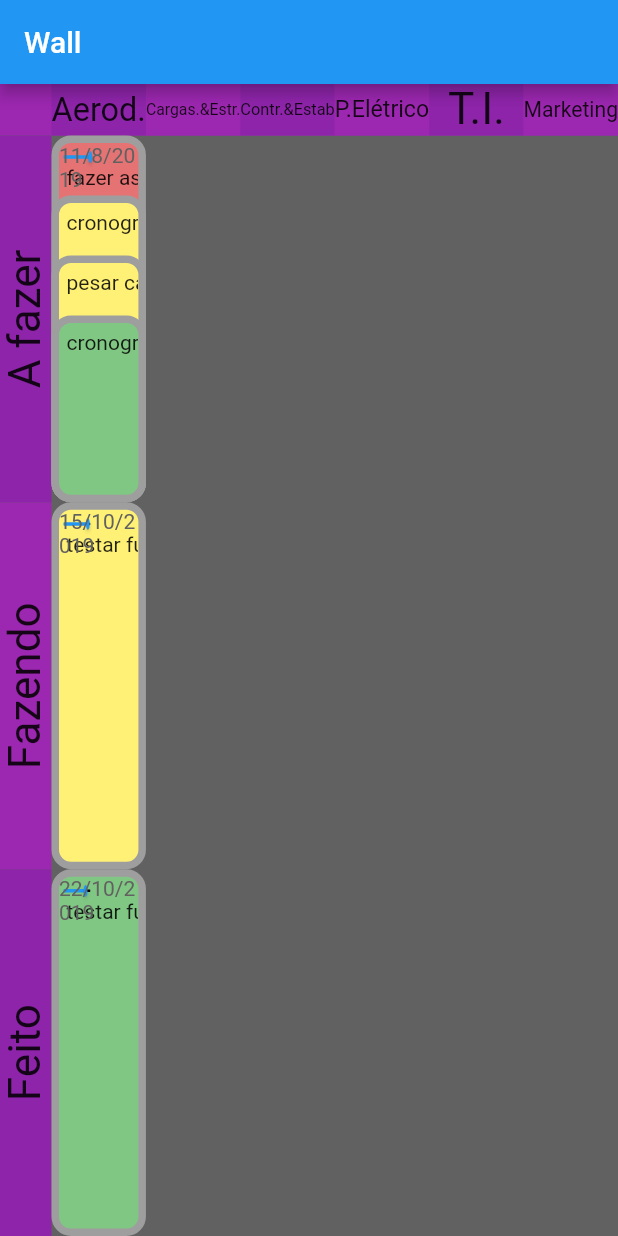
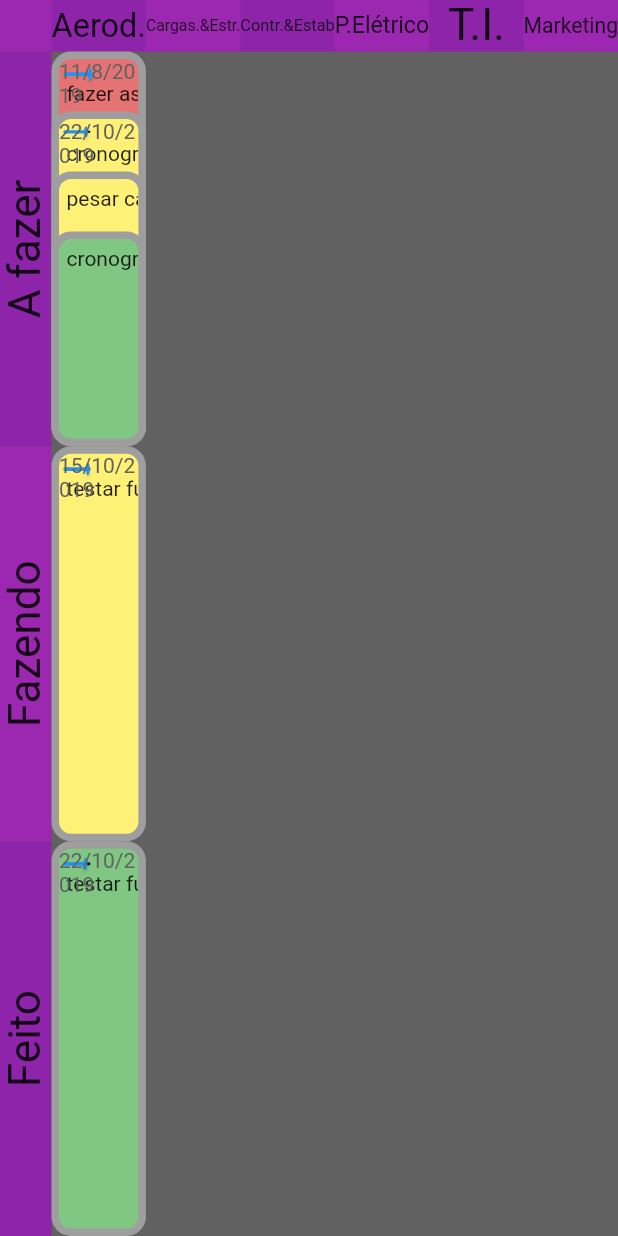
Before and after one commit to CabraKill/desktopPostit, a Flutter app: the screen it shows after launch, on a phone screen of 412 x 824 dp. Run offline on Flutter 3.47's test engine with Material 2 defaults, Android fonts, the phone set to English and light mode, and no system bars; our stand-ins replace bloc.

Commit message:
new update

```diff
--- a/postITDesktop/lib/pages/WallScreen.dart
+++ b/postITDesktop/lib/pages/WallScreen.dart
@@ -2,6 +2,9 @@
 import 'package:overIt/classes/PostItClasses.dart';
 import 'package:overIt/widgets/PostIt.dart';
 import 'package:flutter/material.dart';
+import 'package:overIt/blocs/blocPostIt.dart';
+
+//PostItEventt a = PostItEvent(type: 1,add)
 
 class WallScreen extends StatefulWidget {
   @override
@@ -33,9 +36,9 @@
   @override
   Widget build(BuildContext context) {
     return Scaffold(
-      appBar: new AppBar(
+      /*appBar: new AppBar(
         title: new Text("Wall"),
-      ),
+      ),*/
       body: Wall([
         notesCargas,
         notesControle,
--- a/postITDesktop/pubspec.yaml
+++ b/postITDesktop/pubspec.yaml
@@ -16,6 +16,7 @@
 
   cupertino_icons: ^0.1.0
   bloc: ^0.15.0
+  http: "^0.11.3+14"
 
 dev_dependencies:
   flutter_test:
```
